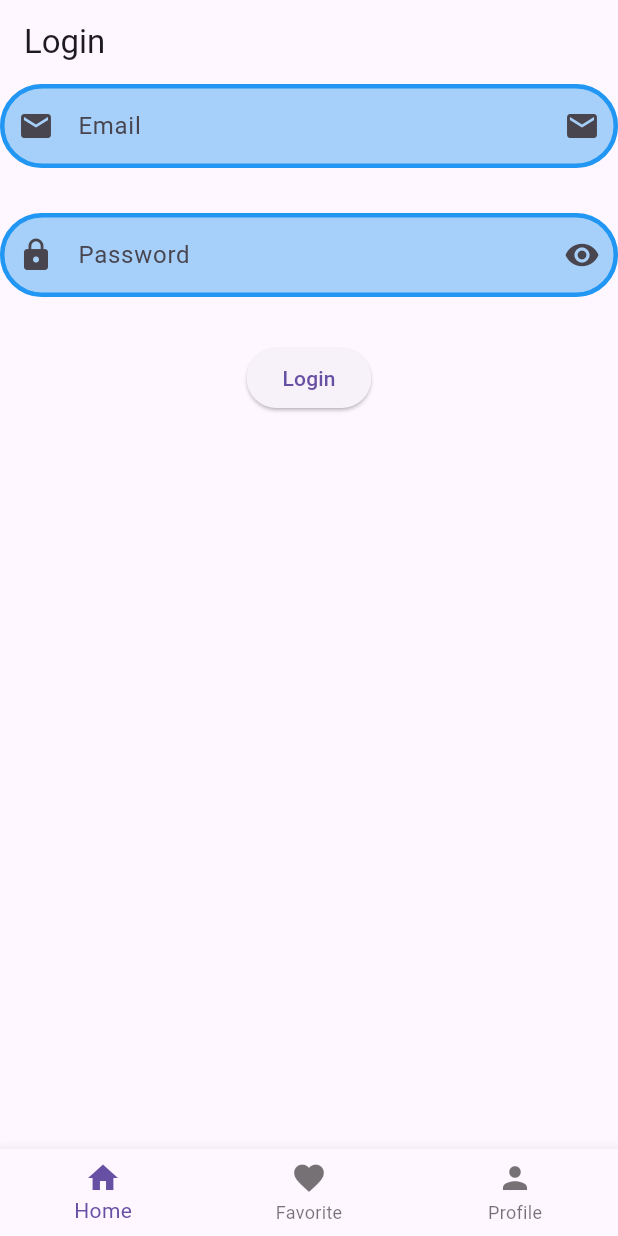
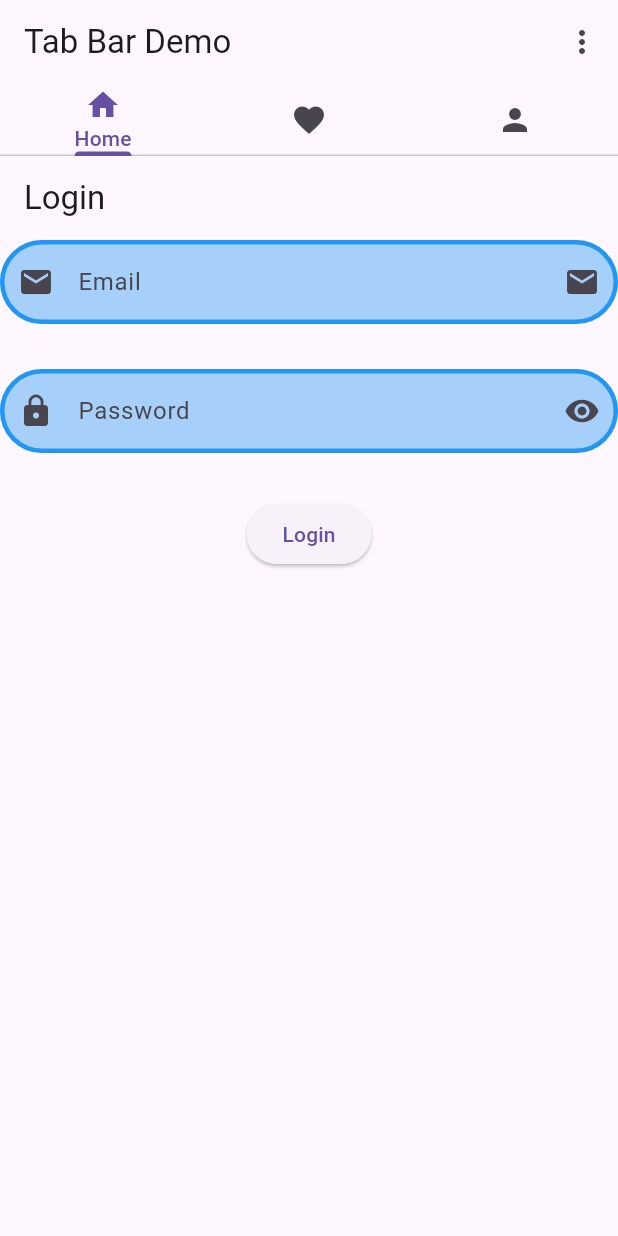
Before and after one commit to MuhammadAliKust/Shahram-App, a Flutter app: the screen it shows after launch, on a phone screen of 412 x 824 dp. Run offline on Flutter 3.47's test engine with Material 3 defaults, Android fonts, the phone set to English and light mode, and no system bars; our stand-ins replace smooth_page_indicator, string_validator.

Commit message:
Tab Bar Done

```diff
--- a/lib/main.dart
+++ b/lib/main.dart
@@ -2,6 +2,7 @@ import 'package:flutter/material.dart';
 import 'package:shahram_app/asset_image.dart';
 import 'package:shahram_app/page_view.dart';
 import 'package:shahram_app/single_selection.dart';
+import 'package:shahram_app/tabbar_demo.dart';
 
 import 'bottom_bar.dart';
 import 'gird_view.dart';
@@ -21,7 +22,7 @@ class MyApp extends StatelessWidget {
   @override
   Widget build(BuildContext context) {
     return MaterialApp(
-      home: BottomBarDemo(),
+      home: TabbarDemo(),
       // home: Scaffold(
       //   backgroundColor: Colors.yellow,
       //   appBar: AppBar(
--- /dev/null
+++ b/lib/tabbar_demo.dart
@@ -0,0 +1,30 @@
+import 'package:flutter/material.dart';
+import 'package:shahram_app/gird_view.dart';
+import 'package:shahram_app/login.dart';
+import 'package:shahram_app/page_view.dart';
+
+class TabbarDemo extends StatelessWidget {
+  const TabbarDemo({super.key});
+
+  @override
+  Widget build(BuildContext context) {
+    return DefaultTabController(
+      length: 3,
+      child: Scaffold(
+        appBar: AppBar(
+          title: Text("Tab Bar Demo"),
+          bottom: TabBar(
+            tabs: [Column(children: [
+              Icon(Icons.home),
+              Text("Home")
+            ],), Icon(Icons.favorite), Icon(Icons.person)],
+          ),
+          actions: [IconButton(onPressed: (){}, icon: Icon(Icons.more_vert))],
+        ),
+        body: TabBarView(
+          children: [LoginView(), GridViewDemo(), PageViewDemo()],
+        ),
+      ),
+    );
+  }
+}
```
